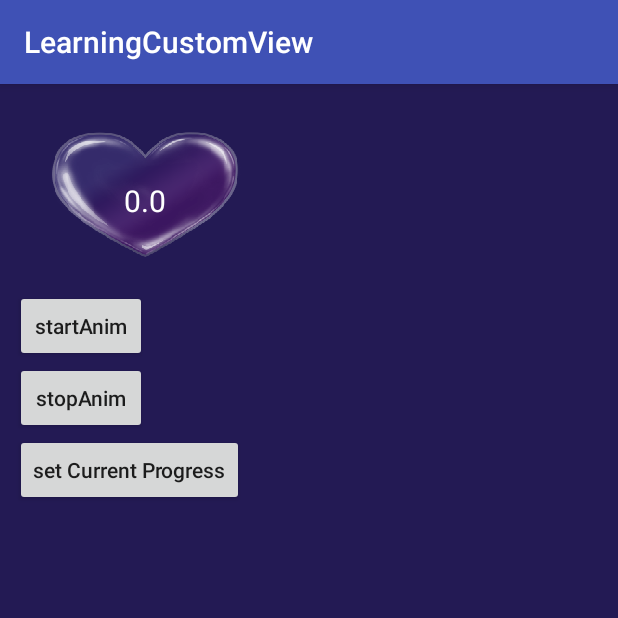
After one commit to gaoyuyu/LearningCustomView, an Android app: the LoveWaveActivity screen opened directly, with no data from a screen before it, on a phone screen of 412 x 824 dp, the top half of it. The commit adds this screen. Run offline under Robolectric (Android 15) with nearby library versions, the phone set to English and light mode, and no system bars.

Commit message:
LoveWaveView 心形水波纹进度

```diff
--- a/app/src/main/java/com/gaoyy/learningcustomview/MainActivity.java
+++ b/app/src/main/java/com/gaoyy/learningcustomview/MainActivity.java
@@ -11,6 +11,7 @@ import com.gaoyy.learningcustomview.ui.ColorfulBarActivity;
 import com.gaoyy.learningcustomview.ui.CouponActivity;
 import com.gaoyy.learningcustomview.ui.CustomTitleViewActivity;
 import com.gaoyy.learningcustomview.ui.FlowActivity;
+import com.gaoyy.learningcustomview.ui.LoveWaveActivity;
 import com.gaoyy.learningcustomview.ui.RadarActivity;
 import com.gaoyy.learningcustomview.ui.WaveActivity;
 
@@ -22,6 +23,7 @@ public class MainActivity extends AppCompatActivity implements View.OnClickListe
     private Button colorfulbar;
     private Button coupon;
     private Button radar;
+    private Button loveWave;
 
     private void assignViews() {
         ctv = (Button) findViewById(R.id.ctv);
@@ -31,6 +33,7 @@ public class MainActivity extends AppCompatActivity implements View.OnClickListe
         colorfulbar = (Button) findViewById(R.id.colorfulbar);
         coupon = (Button) findViewById(R.id.coupon);
         radar = (Button) findViewById(R.id.radar);
+        loveWave = (Button) findViewById(R.id.love_wave);
     }
 
 
@@ -50,6 +53,7 @@ public class MainActivity extends AppCompatActivity implements View.OnClickListe
         colorfulbar.setOnClickListener(this);
         coupon.setOnClickListener(this);
         radar.setOnClickListener(this);
+        loveWave.setOnClickListener(this);
     }
 
     @Override
@@ -78,6 +82,9 @@ public class MainActivity extends AppCompatActivity implements View.OnClickListe
             case R.id.radar:
                 intent.setClass(MainActivity.this, RadarActivity.class);
                 break;
+            case R.id.love_wave:
+                intent.setClass(MainActivity.this, LoveWaveActivity.class);
+                break;
         }
         startActivity(intent);
     }
--- /dev/null
+++ b/app/src/main/java/com/gaoyy/learningcustomview/ui/LoveWaveActivity.java
@@ -0,0 +1,55 @@
+package com.gaoyy.learningcustomview.ui;
+
+import android.os.Bundle;
+import android.support.v7.app.AppCompatActivity;
+import android.view.View;
+import android.widget.Button;
+
+import com.gaoyy.learningcustomview.R;
+
+public class LoveWaveActivity extends AppCompatActivity {
+
+    private LoveWaveView loveWaveView;
+    private Button start;
+    private Button stop;
+    private Button set;
+
+    private void assignViews() {
+        loveWaveView = (LoveWaveView) findViewById(R.id.love_wave_view);
+        start = (Button) findViewById(R.id.start);
+        stop = (Button) findViewById(R.id.stop);
+        set = (Button) findViewById(R.id.set);
+    }
+
+    @Override
+    protected void onCreate(Bundle savedInstanceState) {
+        super.onCreate(savedInstanceState);
+        setContentView(R.layout.activity_love_wave);
+        assignViews();
+
+        start.setOnClickListener(new View.OnClickListener() {
+            @Override
+            public void onClick(View view) {
+                loveWaveView.startAnim();
+            }
+        });
+        stop.setOnClickListener(new View.OnClickListener() {
+            @Override
+            public void onClick(View view) {
+                loveWaveView.stopAnim();
+            }
+        });
+
+
+        set.setOnClickListener(new View.OnClickListener() {
+            @Override
+            public void onClick(View view) {
+                loveWaveView.setMaxValue(5);
+                loveWaveView.setCurrentProgress(4);
+                loveWaveView.setCenterText("4.0");
+            }
+        });
+
+
+    }
+}
--- /dev/null
+++ b/app/src/main/java/com/gaoyy/learningcustomview/ui/LoveWaveView.java
@@ -0,0 +1,340 @@
+package com.gaoyy.learningcustomview.ui;
+
+import android.animation.ValueAnimator;
+import android.content.Context;
+import android.content.res.TypedArray;
+import android.graphics.Bitmap;
+import android.graphics.Canvas;
+import android.graphics.Color;
+import android.graphics.LinearGradient;
+import android.graphics.Paint;
+import android.graphics.Path;
+import android.graphics.PorterDuff;
+import android.graphics.PorterDuffXfermode;
+import android.graphics.Shader;
+import android.graphics.drawable.BitmapDrawable;
+import android.text.TextUtils;
+import android.util.AttributeSet;
+import android.util.Log;
+import android.view.View;
+import android.view.animation.LinearInterpolator;
+
+import com.gaoyy.learningcustomview.R;
+
+public class LoveWaveView extends View {
+
+    // 默认属性值
+    private static final int DEFAULT_AMPLITUDE = 30;
+    private static final int DEFAULT_PERIOD = 16;
+    private static final float DEFAULT_SPEED = 0.1F;
+    private static final float DEFAULT_QUADRANT = 0.33F;
+    private static final float DEFAULT_FREQUENCY = 1F / 360F;
+
+    // 振幅
+    private int mAmplitude;
+    // 波浪位于View的位置
+    private float mQuadrant;
+    // 波浪的频率,这个值越大,波浪越密集
+    private float mFrequency;
+    // 速度
+    private float mSpeed;
+    //遮罩图资源id
+    private int mMaskImageResId;
+    //前景图资源id
+    private int mFrontImageResId;
+
+    //中间文本的内容
+    private String mCenterText;
+    //中间文本字体大小
+    private int mCenterTextSize;
+    //中间文本字体颜色
+    private int mCenterTextColor;
+    //中间文本的画笔
+    private Paint mCenterTextPaint;
+
+    //最大值
+    private int mMaxValue;
+    //当前进度
+    private float mCurrentProgress;
+
+    private float mShift;
+    private int mWidth;
+    private int mHeight;
+
+    private Bitmap mMaskBitmap;
+    private Bitmap mFrontBitmap;
+
+    private PorterDuffXfermode mPorterDuffXfermode;
+
+    private ValueAnimator valueAnimator;
+
+    //波浪的渐变颜色
+    private int[] mWaveColor =
+            new int[]{Color.parseColor("#C1e975e2"), Color.parseColor("#C1755bed")};
+
+    private Paint mWavePaint;
+    private Path mWavePath;
+
+    private LinearGradient mLinearGradient;
+
+    public LoveWaveView(Context context) {
+        this(context, null);
+    }
+
+    public LoveWaveView(Context context, AttributeSet attrs) {
+        this(context, attrs, 0);
+    }
+
+    public LoveWaveView(Context context, AttributeSet attrs, int defStyleAttr) {
+        super(context, attrs, defStyleAttr);
+        initParams(context, attrs);
+        initPaint();
+        initAnimation();
+    }
+
+    private void initParams(Context context, AttributeSet set) {
+        final TypedArray ta = context.obtainStyledAttributes(set, R.styleable.LoveWaveView);
+        mSpeed = ta.getFloat(R.styleable.LoveWaveView_lwv_speed, DEFAULT_SPEED);
+        mAmplitude = ta.getInt(R.styleable.LoveWaveView_lwv_amplitude, DEFAULT_AMPLITUDE);
+        mQuadrant = ta.getFloat(R.styleable.LoveWaveView_lwv_quadrant, DEFAULT_QUADRANT);
+
+        //最大值
+        mMaxValue = ta.getInt(R.styleable.LoveWaveView_lwv_maxValue, 10);
+        //当前进度
+        mCurrentProgress = ta.getFloat(R.styleable.LoveWaveView_lwv_currentProgress, 0);
+        //处理百分比进度数值转化
+        calQuadrant();
+        mFrequency = ta.getFloat(R.styleable.LoveWaveView_lwv_frequency, DEFAULT_FREQUENCY);
+        mMaskImageResId = ta.getResourceId(R.styleable.LoveWaveView_lwv_maskImageRes, 0);
+        mFrontImageResId = ta.getResourceId(R.styleable.LoveWaveView_lwv_frontImageRes, 0);
+        mCenterText = ta.getString(R.styleable.LoveWaveView_lwv_centerText);
+        //中间文字为空的情况下，用当前进度作为文本显示
+        if (TextUtils.isEmpty(mCenterText)) {
+            mCenterText = String.valueOf(mCurrentProgress);
+        }
+        mCenterTextSize = ta.getDimensionPixelSize(R.styleable.LoveWaveView_lwv_centerTextSize, 13);
+        mCenterTextColor = ta.getColor(R.styleable.LoveWaveView_lwv_centerTextColor, Color.WHITE);
+
+        ta.recycle();
+
+        //初始化遮罩模式
+        mPorterDuffXfermode = new PorterDuffXfermode(PorterDuff.Mode.MULTIPLY);
+    }
+
+    private void initPaint() {
+        mWavePaint = new Paint();
+        mWavePaint.setAntiAlias(true);
+        mWavePaint.setStrokeWidth(2);
+        mWavePath = new Path();
+
+
+        mCenterTextPaint = new Paint();
+        mCenterTextPaint.setAntiAlias(true);
+        mCenterTextPaint.setTextSize(mCenterTextSize);
+        mCenterTextPaint.setColor(mCenterTextColor);
+
+    }
+
+    /**
+     * 初始化动画
+     */
+    public void initAnimation() {
+        valueAnimator = ValueAnimator.ofInt(0, 1000);
+        valueAnimator.setInterpolator(new LinearInterpolator());
+        valueAnimator.setDuration(1000);
+        valueAnimator.setRepeatCount(ValueAnimator.INFINITE);
+        valueAnimator.addUpdateListener(new ValueAnimator.AnimatorUpdateListener() {
+            @Override
+            public void onAnimationUpdate(ValueAnimator valueAnimator) {
+                mWavePath.reset();
+                mShift += mSpeed;
+                invalidate();
+            }
+        });
+    }
+
+
+    /**
+     * 处理百分比进度数值转化
+     */
+    private void calQuadrant() {
+        float percent = mCurrentProgress / mMaxValue;
+        if (percent >= 1) {
+            //大于等于1时，此时时充满整个形状，mQuadrant设置为负数，防止顶部充不满
+            mQuadrant = -1f;
+        } else if (percent == 0) {
+            //等于0时，此时整个形状都是空的，mQuadrant设置为大于1，防止底部仍然出现小丢丢的波浪
+            mQuadrant = 1.5f;
+        } else {
+            //主要这里是1-percent之后在赋值给到mQuadrant
+            mQuadrant = 1 - percent;
+        }
+    }
+
+    /**
+     * 设置进度
+     *
+     * @param currentProgress
+     */
+    public void setCurrentProgress(float currentProgress) {
+        this.mCurrentProgress = currentProgress;
+        mWavePath.reset();
+        //每次设置都需要重新计算quadrant
+        calQuadrant();
+        postInvalidate();
+    }
+
+    public void setMaxValue(int mMaxValue) {
+        this.mMaxValue = mMaxValue;
+        mWavePath.reset();
+        //每次设置都需要重新计算quadrant
+        calQuadrant();
+        postInvalidate();
+    }
+
+
+    /**
+     * 设置中间的文本
+     *
+     * @param centerText
+     */
+    public void setCenterText(String centerText) {
+        this.mCenterText = centerText;
+        postInvalidate();
+    }
+
+    @Override
+    protected void onSizeChanged(int width, int height, int oldw, int oldh) {
+
+        mWidth = width;
+        mHeight = height;
+
+        if (mMaskImageResId == 0) {
+            throw new NullPointerException("必须设置遮罩层的图片资源！");
+        }
+        if (mFrontImageResId == 0) {
+            throw new NullPointerException("必须设置前景层的图片资源！");
+        }
+
+        //判空，防止重复初始化
+        if (mLinearGradient == null) {
+            //初始化波浪的渐变颜色
+            mLinearGradient = new LinearGradient(0, 0, 0, mHeight, mWaveColor,
+                    null, Shader.TileMode.CLAMP);
+        }
+
+        //遮罩层bitmap
+        mMaskBitmap = ((BitmapDrawable) getResources().getDrawable(mMaskImageResId)).getBitmap();
+        //bitmap缩放到整个view的大小
+        mMaskBitmap = Bitmap.createScaledBitmap(mMaskBitmap, mWidth, mHeight, false);
+
+        //前景层bitmap
+        mFrontBitmap = ((BitmapDrawable) getResources().getDrawable(mFrontImageResId)).getBitmap();
+        //bitmap缩放到整个view的大小
+        mFrontBitmap = Bitmap.createScaledBitmap(mFrontBitmap, mWidth, mHeight, false);
+
+        super.onSizeChanged(width, height, oldw, oldh);
+    }
+
+    @Override
+    protected void onDraw(Canvas canvas) {
+        super.onDraw(canvas);
+
+        Log.d("Wave", "onDraw==>");
+
+        //设置波浪的渐变颜色
+        mWavePaint.setShader(mLinearGradient);
+
+        canvas.saveLayer(0, 0, mWidth, mHeight, null, Canvas.ALL_SAVE_FLAG);
+
+        drawWave(canvas, mWidth, mHeight);
+
+        //取交集，和上层
+        mWavePaint.setXfermode(mPorterDuffXfermode);
+
+        canvas.drawBitmap(mMaskBitmap, 0, 0, mWavePaint);
+
+        mWavePaint.setXfermode(null);
+        canvas.restore();
+
+        canvas.drawBitmap(mFrontBitmap, 0, 0, mWavePaint);
+
+        float textWidth = mCenterTextPaint.measureText(mCenterText);
+        float textHeight = getTextHeight(mCenterTextPaint);
+
+        canvas.drawText(mCenterText, mWidth / 2 - textWidth / 2, mHeight / 2 + textHeight / 2, mCenterTextPaint);
+
+    }
+
+    private void drawWave(Canvas canvas, int width, int height) {
+
+        final int waveHeight = (int) (getHeight() * mQuadrant);
+
+        mWavePath.moveTo(0, height);
+        mWavePath.lineTo(0, waveHeight);
+        for (int i = 1; i <= width; i++) {
+            // 绘制正弦曲线 y = A Sin(ωt+ ρ) = A sin(2πft + ρ)
+            final float y = (float) (waveHeight + mAmplitude * Math.sin(2 * Math.PI * i * mFrequency + mShift));
+            mWavePath.lineTo(i, y);
+        }
+        // 将曲线闭合
+        mWavePath.lineTo(width, height);
+        canvas.drawPath(mWavePath, mWavePaint);
+
+
+        //重置path后，绘制第二条波浪，350为了增加偏移
+        mWavePath.reset();
+
+        mWavePath.moveTo(0, height);
+        mWavePath.lineTo(0, waveHeight);
+        for (int i = 1; i <= width; i++) {
+            final float y = (float) (waveHeight + mAmplitude * Math.sin(2 * Math.PI * i * mFrequency + mShift + 350));
+            mWavePath.lineTo(i, y);
+        }
+        mWavePath.lineTo(width, height);
+        canvas.drawPath(mWavePath, mWavePaint);
+
+        //重置path后，绘制第三条波浪，700为了增加偏移
+        mWavePath.reset();
+
+        mWavePath.moveTo(0, height);
+        mWavePath.lineTo(0, waveHeight);
+        for (int i = 1; i <= width; i++) {
+            final float y = (float) (waveHeight + mAmplitude * Math.sin(2 * Math.PI * i * mFrequency + mShift + 700));
+            mWavePath.lineTo(i, y);
+        }
+        mWavePath.lineTo(width, height);
+        canvas.drawPath(mWavePath, mWavePaint);
+    }
+
+    /**
+     * 获取文本的高度
+     *
+     * @param paint 文本绘制的画笔
+     * @return 文本高度
+     */
+    private int getTextHeight(Paint paint) {
+        Paint.FontMetrics fontMetrics = paint.getFontMetrics();
+        return (int) (fontMetrics.descent - fontMetrics.ascent);
+    }
+
+    /**
+     * 开启动画
+     */
+    public void startAnim() {
+        if (valueAnimator != null) {
+            valueAnimator.start();
+        }
+    }
+
+    /**
+     * 停止动画动画
+     */
+    public void stopAnim() {
+        if (valueAnimator != null && valueAnimator.isRunning()) {
+            valueAnimator.cancel();
+        }
+    }
+
+
+}
--- /dev/null
+++ b/app/src/main/res/layout/activity_love_wave.xml
@@ -0,0 +1,45 @@
+<android.support.v7.widget.LinearLayoutCompat xmlns:android="http://schemas.android.com/apk/res/android"
+    xmlns:app="http://schemas.android.com/apk/res-auto"
+    xmlns:tools="http://schemas.android.com/tools"
+    android:layout_width="match_parent"
+    android:layout_height="match_parent"
+    android:background="#231a54"
+    android:orientation="vertical"
+    android:padding="10dp"
+    tools:context=".MainActivity">
+
+    <com.gaoyy.learningcustomview.ui.LoveWaveView
+        android:id="@+id/love_wave_view"
+        android:layout_width="130dp"
+        android:layout_height="83dp"
+        android:layout_margin="22dp"
+        app:lwv_amplitude="20"
+        app:lwv_centerTextColor="@android:color/white"
+        app:lwv_centerTextSize="20sp"
+        app:lwv_frontImageRes="@mipmap/img_crystal_heart"
+        app:lwv_maskImageRes="@mipmap/crystal_heart_2"
+        app:lwv_speed="0.05" />
+
+    <Button
+        android:id="@+id/start"
+        android:layout_width="wrap_content"
+        android:layout_height="wrap_content"
+        android:text="startAnim"
+        android:textAllCaps="false" />
+
+    <Button
+        android:id="@+id/stop"
+        android:layout_width="wrap_content"
+        android:layout_height="wrap_content"
+        android:text="stopAnim"
+        android:textAllCaps="false" />
+
+    <Button
+        android:id="@+id/set"
+        android:layout_width="wrap_content"
+        android:layout_height="wrap_content"
+        android:text="set Current Progress"
+        android:textAllCaps="false" />
+
+
+</android.support.v7.widget.LinearLayoutCompat>
--- a/app/src/main/res/layout/activity_main.xml
+++ b/app/src/main/res/layout/activity_main.xml
@@ -56,4 +56,10 @@
         android:layout_height="wrap_content"
         android:text="雷达图"
         android:textAllCaps="false" />
+    <Button
+        android:id="@+id/love_wave"
+        android:layout_width="match_parent"
+        android:layout_height="wrap_content"
+        android:text="心形水波纹"
+        android:textAllCaps="false" />
 </LinearLayout>
--- a/app/src/main/res/values/attrs.xml
+++ b/app/src/main/res/values/attrs.xml
@@ -95,4 +95,31 @@
 
     </declare-styleable>
 
+
+
+    <declare-styleable name="LoveWaveView">
+        <!-- 速度 -->
+        <attr name="lwv_speed" format="float" />
+        <!-- 振幅，用来描述波浪有多高-->
+        <attr name="lwv_amplitude" format="integer" />
+        <!-- 波浪位于View的位置 -->
+        <attr name="lwv_quadrant" format="float" />
+        <!-- 波浪的频率,这个值越大,波浪越密集 -->
+        <attr name="lwv_frequency" format="float" />
+        <!-- 遮罩层的图片 -->
+        <attr name="lwv_maskImageRes" format="reference" />
+        <!-- 前景层的图片 -->
+        <attr name="lwv_frontImageRes" format="reference" />
+        <!-- 最大值 -->
+        <attr name="lwv_maxValue" format="integer" />
+        <!-- 当前进度 -->
+        <attr name="lwv_currentProgress" format="float" />
+        <!-- 中间文本内容 -->
+        <attr name="lwv_centerText" format="string" />
+        <!-- 中间文本字体大小-->
+        <attr name="lwv_centerTextSize" format="dimension" />
+        <!-- 中间文本字体颜色-->
+        <attr name="lwv_centerTextColor" format="color" />
+    </declare-styleable>
+
 </resources>
```
Also changed, not shown: app/src/main/AndroidManifest.xml (+8 -7 lines), app/src/main/res/mipmap-xxhdpi/crystal_heart_2.png (added), app/src/main/res/mipmap-xxhdpi/img_crystal_heart.png (added).
